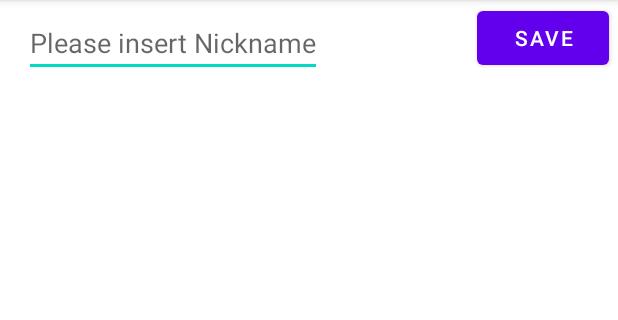
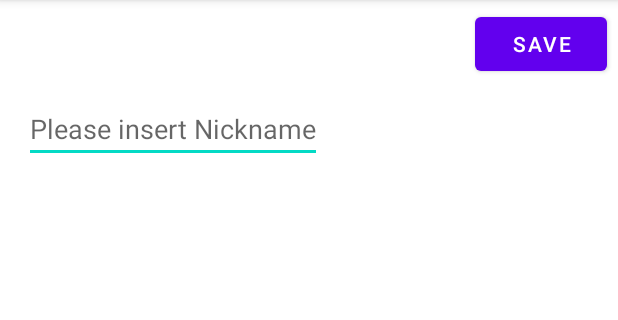
Before and after one commit to madcamp2020/week1, an Android app: the ContactsEditActivity screen opened directly, with no data from a screen before it, on a phone screen of 412 x 824 dp, the part 84-404 px from its top. Run offline under Robolectric (Android 15) with nearby library versions, the light colour scheme and no system bars; 4 statements that could not run were skipped.

Commit message:
change activity UI and fix error

```diff
--- a/contacts/app/src/main/java/com/example/madcamp2020/Contacts.java
+++ b/contacts/app/src/main/java/com/example/madcamp2020/Contacts.java
@@ -44,13 +44,14 @@ public class Contacts implements Parcelable {
                     .getString(c
                             .getColumnIndex(ContactsContract.CommonDataKinds.Phone.NUMBER));
             if (item!= null) {
+                int pos = contacts.indexOf(item);
                 if (item.name.equals(contactName) && item.phNumbers.equals(phNumber)) {
-                    int pos = contacts.indexOf(item);
+
                     contacts.set(pos ,new Contacts(contactName, phNumber, item.nickname));
                     Log.i("Contacts", item.nickname);
                 }
                 else {
-                    contacts.add(new Contacts(contactName, phNumber, "Blank"));
+                    contacts.set(pos, new Contacts(contactName, phNumber, "Blank"));
                     Log.i("Contacts", "Blank nickname");
                 }
             }
--- a/contacts/app/src/main/java/com/example/madcamp2020/ContactsEditActivity.java
+++ b/contacts/app/src/main/java/com/example/madcamp2020/ContactsEditActivity.java
@@ -19,20 +19,22 @@ public class ContactsEditActivity extends AppCompatActivity {
     protected void onCreate(Bundle savedInstanceState) {
         super.onCreate(savedInstanceState);
         setContentView(R.layout.activity_contacts_edit);
-//        TextView tx1 = (TextView) findViewById(R.id.wordText);
-//        TextView tx2 = (TextView) findViewById(R.id.meaningText);
+        TextView tx1 = (TextView) findViewById(R.id.wordText);
+        TextView tx2 = (TextView) findViewById(R.id.meaningText);
 //        TextView tx3 = (TextView) findViewById(R.id.nicknameText);
         EditText editId = (EditText) findViewById(R.id.editText1);
 //        String nickname = editId.getText().toString();
 //        Log.i("EditActivity", nickname);
         Intent intent = getIntent();
 
-        String name = intent.getExtras().getString("name");
-//        tx1.setText(name);
+//        String name = intent.getExtras().getString("name");
 
-        String phNumbers = intent.getExtras().getString("phNumbers");
-//        tx2.setText(phNumbers);
+
+//        String phNumbers = intent.getExtras().getString("phNumbers");
+
         Contacts item = intent.getParcelableExtra("Contacts");
+        tx1.setText(item.name);
+        tx2.setText(item.phNumbers);
         Log.i("EditActivity", item.name);
         Log.i("EditActivity", item.phNumbers);
 
--- a/contacts/app/src/main/java/com/example/madcamp2020/Fragment1.java
+++ b/contacts/app/src/main/java/com/example/madcamp2020/Fragment1.java
@@ -35,7 +35,8 @@ public class Fragment1 extends Fragment {
 
         Bundle bundle = getArguments();
         if (bundle == null) {
-            list = Contacts.createContactsList(list, getActivity(), null);
+            if (list.isEmpty())
+                list = Contacts.createContactsList(list, getActivity(), null);
             Log.i("Fragment1 item", "item null");
         }
         else {
--- a/contacts/app/src/main/res/layout/activity_contacts_edit.xml
+++ b/contacts/app/src/main/res/layout/activity_contacts_edit.xml
@@ -5,6 +5,34 @@
     xmlns:tools="http://schemas.android.com/tools"
     android:layout_width="match_parent"
     android:layout_height="match_parent">
+
+
+    <TextView
+        android:id="@+id/wordText"
+        android:layout_width="80dp"
+        android:layout_height="wrap_content"
+        android:layout_marginLeft="10dp"
+        android:textSize="20sp"
+        app:layout_constraintBottom_toBottomOf="parent"
+        app:layout_constraintEnd_toEndOf="parent"
+        app:layout_constraintHorizontal_bias="0.015"
+        app:layout_constraintStart_toStartOf="parent"
+        app:layout_constraintTop_toTopOf="parent"
+        app:layout_constraintVertical_bias="0.022" />
+
+    <TextView
+        android:id="@+id/meaningText"
+        android:layout_width="180dp"
+        android:layout_height="wrap_content"
+        android:layout_marginStart="10dp"
+        android:layout_marginLeft="10dp"
+        android:textSize="20sp"
+        app:layout_constraintBottom_toBottomOf="parent"
+        app:layout_constraintEnd_toEndOf="parent"
+        app:layout_constraintHorizontal_bias="0.475"
+        app:layout_constraintStart_toStartOf="parent"
+        app:layout_constraintTop_toTopOf="parent"
+        app:layout_constraintVertical_bias="0.022" />
 
     <EditText
         android:id="@+id/editText1"
@@ -16,7 +44,7 @@
         app:layout_constraintHorizontal_bias="0.074"
         app:layout_constraintStart_toStartOf="parent"
         app:layout_constraintTop_toTopOf="parent"
-        app:layout_constraintVertical_bias="0.008" />
+        app:layout_constraintVertical_bias="0.088" />
 
     <Button
         android:id="@+id/save_button"
@@ -25,10 +53,10 @@
         android:text="Save"
         app:layout_constraintBottom_toBottomOf="parent"
         app:layout_constraintEnd_toEndOf="parent"
-        app:layout_constraintHorizontal_bias="0.981"
+        app:layout_constraintHorizontal_bias="0.978"
         app:layout_constraintStart_toStartOf="parent"
         app:layout_constraintTop_toTopOf="parent"
-        app:layout_constraintVertical_bias="0.002" />
+        app:layout_constraintVertical_bias="0.007" />
 
 
 </androidx.constraintlayout.widget.ConstraintLayout>
```
Also changed, not shown: contacts/app/src/main/res/layout/fragment_1.xml (+0 -15 lines).
